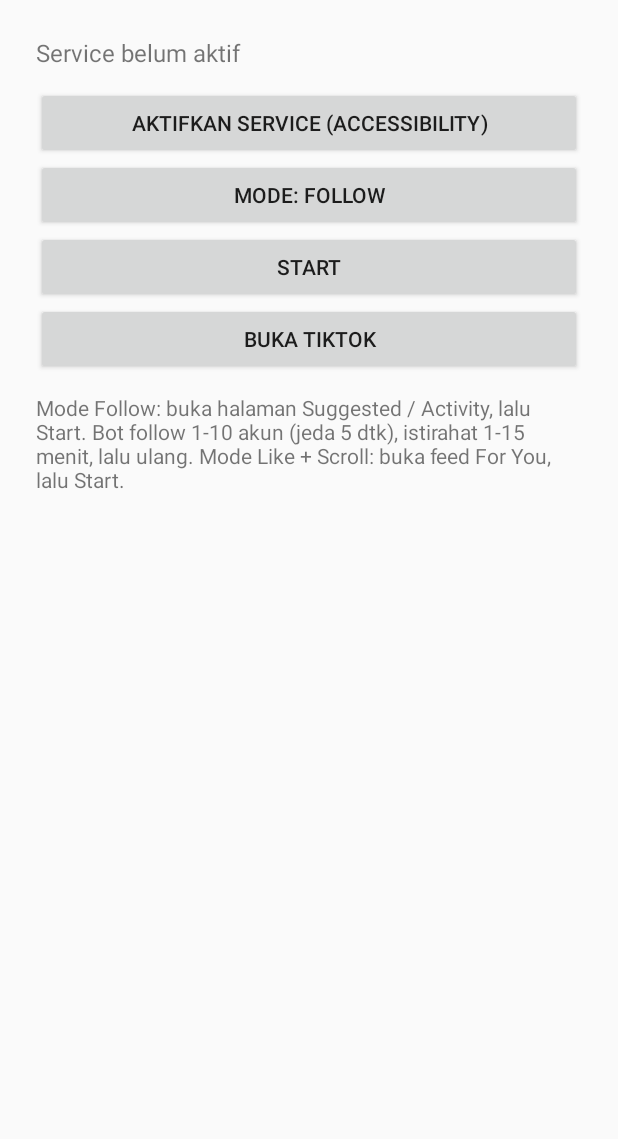
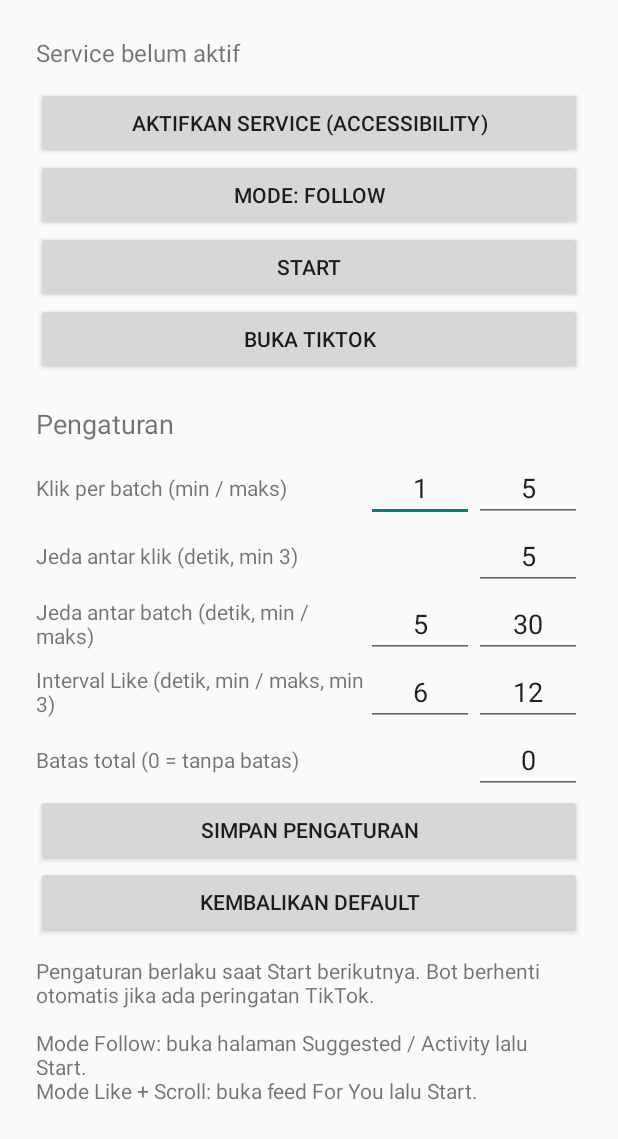
Before and after one commit to ChiperSage/TikFollow-project, an Android app: the screen it shows after launch (MainActivity), on a phone screen of 412 x 824 dp. Shown: the top 1139 px of the screen. Run offline under Robolectric (Android 15) with nearby library versions, the phone set to English and light mode, and no system bars.

Commit message:
Update MainActivity.java

```diff
--- a/app/src/main/java/com/pijay/tikfollow/MainActivity.java
+++ b/app/src/main/java/com/pijay/tikfollow/MainActivity.java
@@ -6,7 +6,10 @@ import android.os.Bundle;
 import android.os.Handler;
 import android.os.Looper;
 import android.provider.Settings;
+import android.text.InputType;
+import android.view.Gravity;
 import android.widget.Button;
+import android.widget.EditText;
 import android.widget.LinearLayout;
 import android.widget.ScrollView;
 import android.widget.TextView;
@@ -15,10 +18,13 @@ import android.widget.Toast;
 public class MainActivity extends Activity {
     private TextView status;
     private Button toggle, modeBtn;
+    private EditText fBatchMin, fBatchMax, fStep, fRestMin, fRestMax, fLikeMin, fLikeMax, fMax;
     private final Handler ui = new Handler(Looper.getMainLooper());
     private final Runnable tick = new Runnable() {
         @Override public void run() { refresh(); ui.postDelayed(this, 1000); }
     };
+
+    private int dp(int v) { return (int) (v * getResources().getDisplayMetrics().density); }
 
     private Button mk(String text) {
         Button b = new Button(this);
@@ -26,17 +32,55 @@ public class MainActivity extends Activity {
         return b;
     }
 
+    private EditText num() {
+        EditText e = new EditText(this);
+        e.setInputType(InputType.TYPE_CLASS_NUMBER);
+        e.setGravity(Gravity.CENTER);
+        e.setSingleLine(true);
+        e.setLayoutParams(new LinearLayout.LayoutParams(dp(72), LinearLayout.LayoutParams.WRAP_CONTENT));
+        return e;
+    }
+
+    // Satu baris form: label + 1 atau 2 kolom angka
+    private void row(LinearLayout parent, String label, EditText a, EditText b2) {
+        LinearLayout r = new LinearLayout(this);
+        r.setOrientation(LinearLayout.HORIZONTAL);
+        r.setGravity(Gravity.CENTER_VERTICAL);
+        TextView t = new TextView(this);
+        t.setText(label);
+        t.setLayoutParams(new LinearLayout.LayoutParams(0, LinearLayout.LayoutParams.WRAP_CONTENT, 1f));
+        r.addView(t);
+        r.addView(a);
+        if (b2 != null) r.addView(b2);
+        parent.addView(r);
+    }
+
+    private int parse(EditText e, int def) {
+        try { return Integer.parseInt(e.getText().toString().trim()); }
+        catch (Exception ex) { return def; }
+    }
+
+    private void fill(Prefs p) {
+        fBatchMin.setText(String.valueOf(p.batchMin));
+        fBatchMax.setText(String.valueOf(p.batchMax));
+        fStep.setText(String.valueOf(p.stepSec));
+        fRestMin.setText(String.valueOf(p.restMinSec));
+        fRestMax.setText(String.valueOf(p.restMaxSec));
+        fLikeMin.setText(String.valueOf(p.likeMinSec));
+        fLikeMax.setText(String.valueOf(p.likeMaxSec));
+        fMax.setText(String.valueOf(p.maxTotal));
+    }
+
     @Override protected void onCreate(Bundle b) {
         super.onCreate(b);
 
         LinearLayout root = new LinearLayout(this);
         root.setOrientation(LinearLayout.VERTICAL);
-        int pad = (int) (24 * getResources().getDisplayMetrics().density);
-        root.setPadding(pad, pad, pad, pad);
+        root.setPadding(dp(24), dp(24), dp(24), dp(24));
 
         status = new TextView(this);
         status.setTextSize(16);
-        status.setPadding(0, 0, 0, pad / 2);
+        status.setPadding(0, 0, 0, dp(12));
         root.addView(status);
 
         Button btnEnable = mk("Aktifkan service (Accessibility)");
@@ -48,16 +92,66 @@ public class MainActivity extends Activity {
         root.addView(toggle);
         root.addView(btnOpen);
 
+        // ===== Form pengaturan =====
+        TextView head = new TextView(this);
+        head.setText("Pengaturan");
+        head.setTextSize(18);
+        head.setPadding(0, dp(20), 0, dp(8));
+        root.addView(head);
+
+        fBatchMin = num(); fBatchMax = num();
+        fStep = num();
+        fRestMin = num(); fRestMax = num();
+        fLikeMin = num(); fLikeMax = num();
+        fMax = num();
+
+        row(root, "Klik per batch (min / maks)", fBatchMin, fBatchMax);
+        row(root, "Jeda antar klik (detik, min 3)", fStep, null);
+        row(root, "Jeda antar batch (detik, min / maks)", fRestMin, fRestMax);
+        row(root, "Interval Like (detik, min / maks, min 3)", fLikeMin, fLikeMax);
+        row(root, "Batas total (0 = tanpa batas)", fMax, null);
+
+        Button save = mk("Simpan pengaturan");
+        Button reset = mk("Kembalikan default");
+        root.addView(save);
+        root.addView(reset);
+
+        fill(Prefs.load(this));
+
         TextView info = new TextView(this);
-        info.setPadding(0, pad / 2, 0, 0);
-        info.setText("Mode Follow: buka halaman Suggested / Activity, lalu Start. "
-            + "Bot follow 1-10 akun (jeda 5 dtk), istirahat 1-15 menit, lalu ulang. "
-            + "Mode Like + Scroll: buka feed For You, lalu Start.");
+        info.setPadding(0, dp(12), 0, 0);
+        info.setText("Pengaturan berlaku saat Start berikutnya. Bot berhenti otomatis jika ada peringatan TikTok.\n\n"
+            + "Mode Follow: buka halaman Suggested / Activity lalu Start.\n"
+            + "Mode Like + Scroll: buka feed For You lalu Start.");
         root.addView(info);
 
         ScrollView sv = new ScrollView(this);
         sv.addView(root);
         setContentView(sv);
+
+        save.setOnClickListener(v -> {
+            Prefs p = new Prefs();
+            p.batchMin = parse(fBatchMin, p.batchMin);
+            p.batchMax = parse(fBatchMax, p.batchMax);
+            p.stepSec = parse(fStep, p.stepSec);
+            p.restMinSec = parse(fRestMin, p.restMinSec);
+            p.restMaxSec = parse(fRestMax, p.restMaxSec);
+            p.likeMinSec = parse(fLikeMin, p.likeMinSec);
+            p.likeMaxSec = parse(fLikeMax, p.likeMaxSec);
+            p.maxTotal = parse(fMax, p.maxTotal);
+            p.sanitize().save(this);
+            fill(p);
+            FollowService s = FollowService.instance;
+            boolean run = s != null && s.isRunning();
+            Toast.makeText(this, run ? "Tersimpan, berlaku saat Start berikutnya" : "Tersimpan", Toast.LENGTH_SHORT).show();
+        });
+
+        reset.setOnClickListener(v -> {
+            Prefs p = new Prefs();
+            p.save(this);
+            fill(p);
+            Toast.makeText(this, "Dikembalikan ke default", Toast.LENGTH_SHORT).show();
+        });
 
         btnEnable.setOnClickListener(v ->
             startActivity(new Intent(Settings.ACTION_ACCESSIBILITY_SETTINGS)));
```
